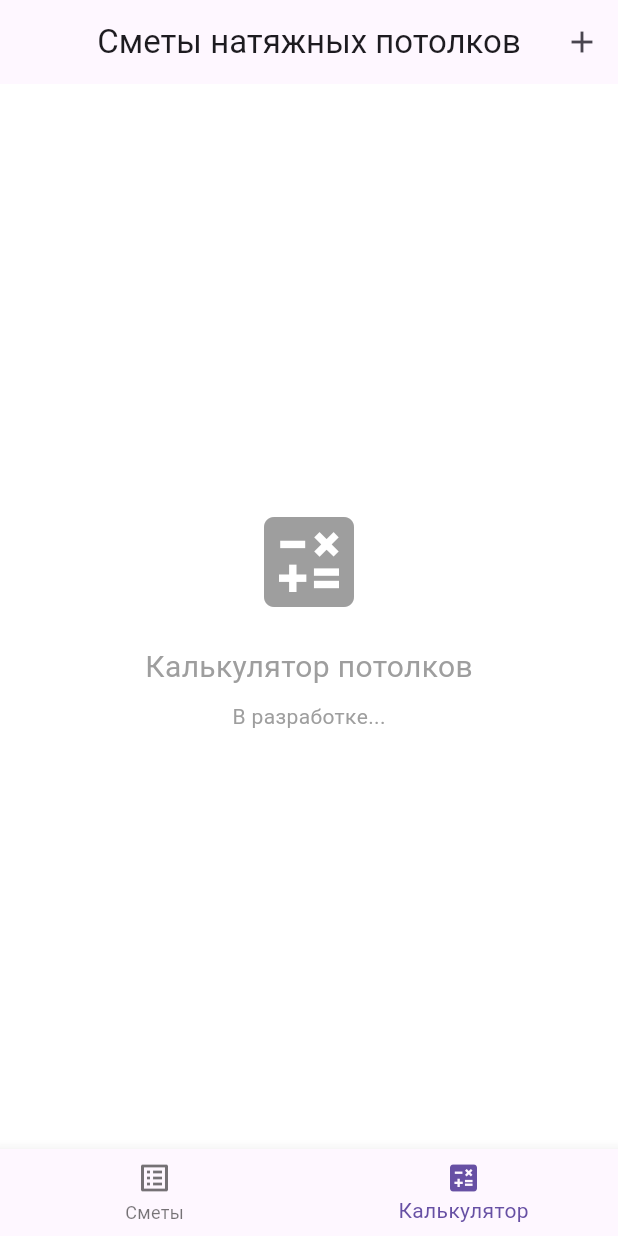
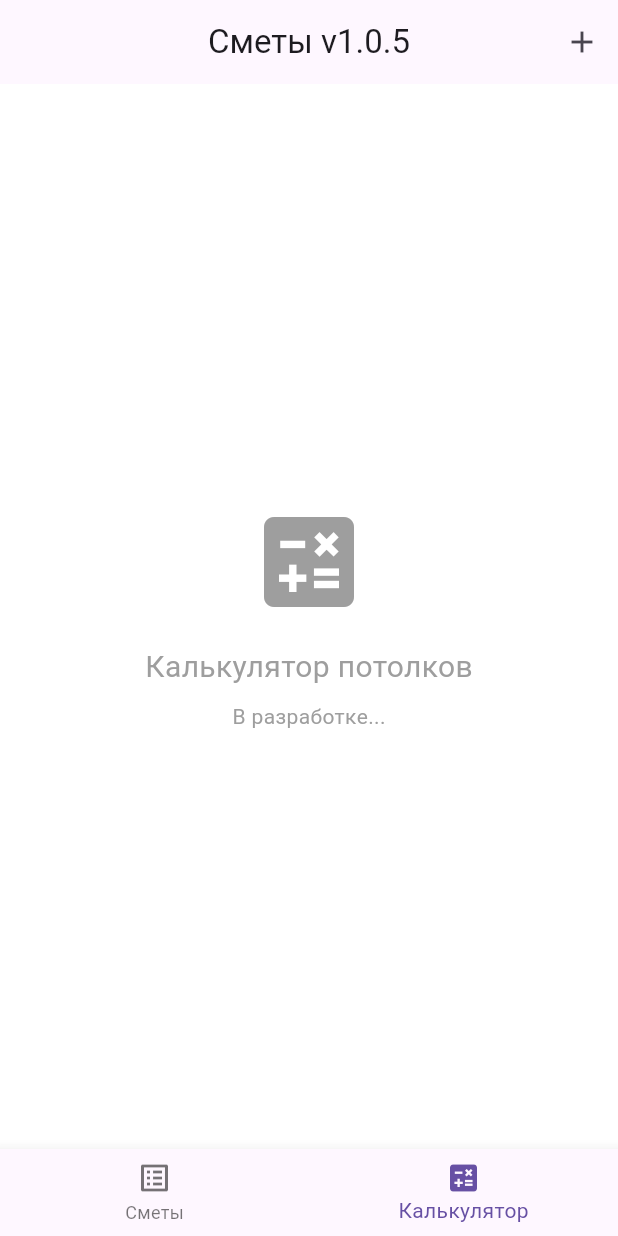
Before and after one commit to andersen-123/tension_ceiling_app, a Flutter app: the screen it shows after launch, item 2 of the bottom bar chosen, on a phone screen of 412 x 824 dp. Run offline on Flutter 3.47's test engine with Material 3 defaults, Android fonts, the phone set to English and light mode, and no system bars; our stand-ins replace pdf, printing, sqflite; accounts and stored records are empty; statements that could not run were skipped.

Commit message:
Update home_screen.dart

```diff
--- a/lib/screens/home_screen.dart
+++ b/lib/screens/home_screen.dart
@@ -44,7 +44,7 @@ class _HomeScreenState extends State<HomeScreen> {
   Widget build(BuildContext context) {
     return Scaffold(
       appBar: AppBar(
-        title: const Text('Сметы натяжных потолков'),
+        title: const Text('Сметы v1.0.5'),
         centerTitle: true,
         actions: [
           // Кнопка создания новой сметы в AppBar
```
